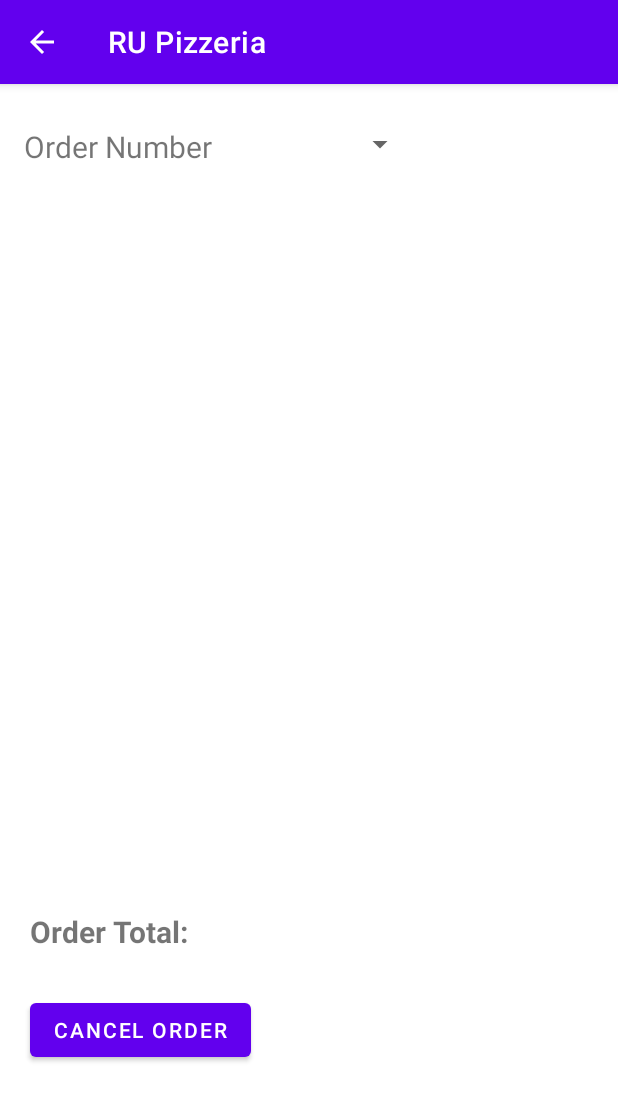
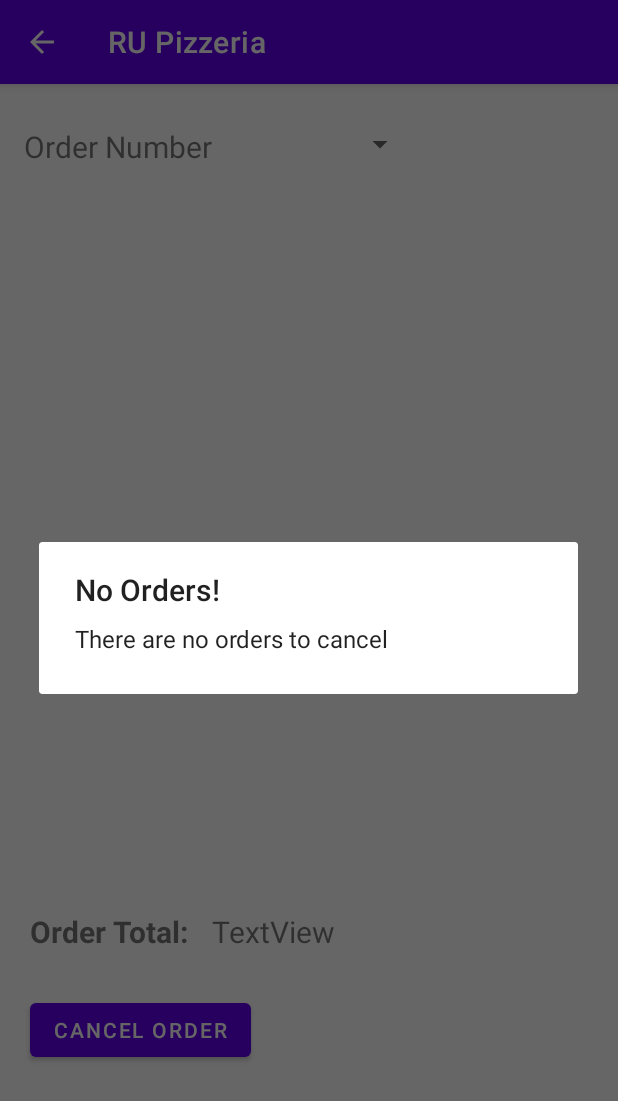
Before and after one commit to nlluen/RU_Pizzeria_Android, an Android app: the StoreOrderActivity screen opened directly, with no data from a screen before it, after a tap on "CANCEL ORDER", on a phone screen of 412 x 824 dp. Shown: the top 1101 px of the screen. Run offline under Robolectric (Android 15) with nearby library versions, the phone set to English and light mode, and no system bars.

Commit message:
no orders fix

```diff
--- a/app/src/main/java/com/example/ru_pizzeria_android/StoreOrderActivity.java
+++ b/app/src/main/java/com/example/ru_pizzeria_android/StoreOrderActivity.java
@@ -3,6 +3,7 @@
 import static com.example.ru_pizzeria_android.MainActivity.totalOrders;
 
 import androidx.appcompat.app.ActionBar;
+import androidx.appcompat.app.AlertDialog;
 import androidx.appcompat.app.AppCompatActivity;
 
 import android.annotation.SuppressLint;
@@ -29,6 +30,7 @@
     private Spinner order_spinner;
     private ListView storeOrderList;
     private Button cancel_order;
+    private ArrayList<Integer> storeOrderNums;
     private double TAX = 0.06625;
     @SuppressLint("MissingInflatedId")
     @Override
@@ -42,7 +44,7 @@
         storeOrderTotal = findViewById(R.id.storeOrderTotal);
         storeOrderList = findViewById(R.id.storeOrderList);
         StoreOrder storeOrder = totalOrders;
-        ArrayList<Integer> storeOrderNums = storeOrder.listNums();
+        storeOrderNums = storeOrder.listNums();
         ArrayAdapter<Integer> orderNumAdapter = new ArrayAdapter<Integer>(this, androidx.appcompat.R.layout.support_simple_spinner_dropdown_item, storeOrderNums);
         order_spinner.setAdapter(orderNumAdapter);
         if(!storeOrderNums.isEmpty()){
@@ -92,15 +94,22 @@
     }
 
     public void cancelOrder(){
+        if(storeOrderNums.size() > 0) {
             Integer selected = Integer.valueOf(order_spinner.getSelectedItem().toString());
             Order chosenOrder = totalOrders.getOrder(selected);
-
             totalOrders.remove(chosenOrder);
             storeOrderList.setAdapter(null);
             storeOrderTotal.setText("");
             ArrayList<Integer> storeOrderNums = totalOrders.listNums();
             ArrayAdapter<Integer> numsAdapter = new ArrayAdapter<>(this, androidx.appcompat.R.layout.support_simple_spinner_dropdown_item, storeOrderNums);
             order_spinner.setAdapter(numsAdapter);
+        }else{
+            AlertDialog.Builder alert = new AlertDialog.Builder(this);
+            alert.setTitle("No Orders!");
+            alert.setMessage("There are no orders to cancel");
+            AlertDialog dialog = alert.create();
+            dialog.show();
+        }
     }
 
     @Override
```
Lines whose indentation alone changed are shown as unchanged.
